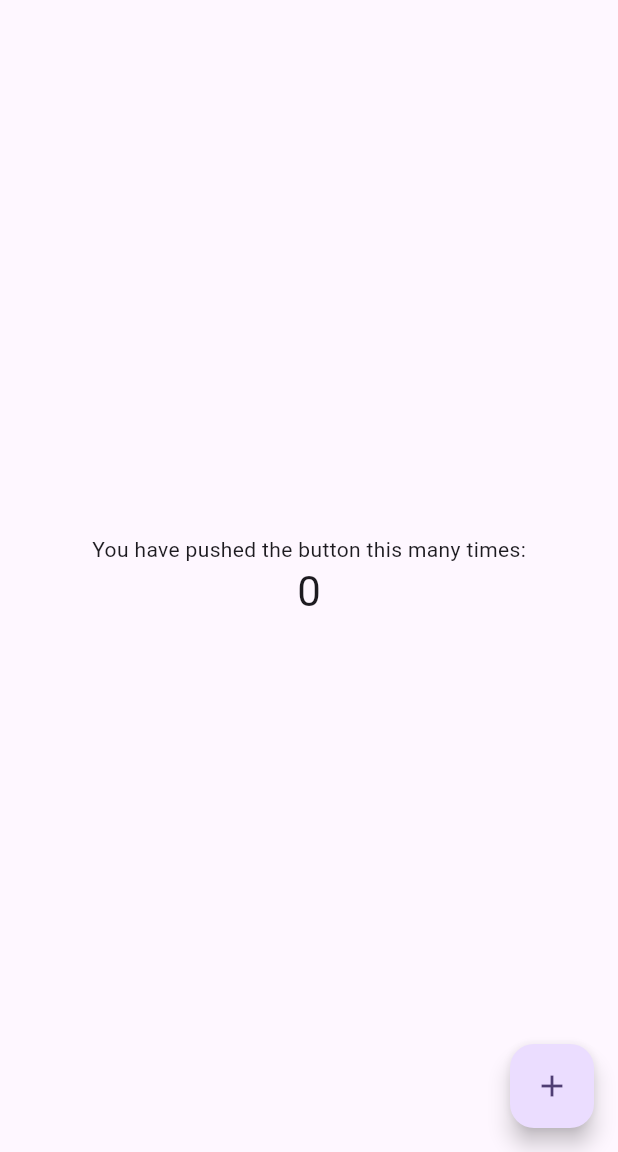
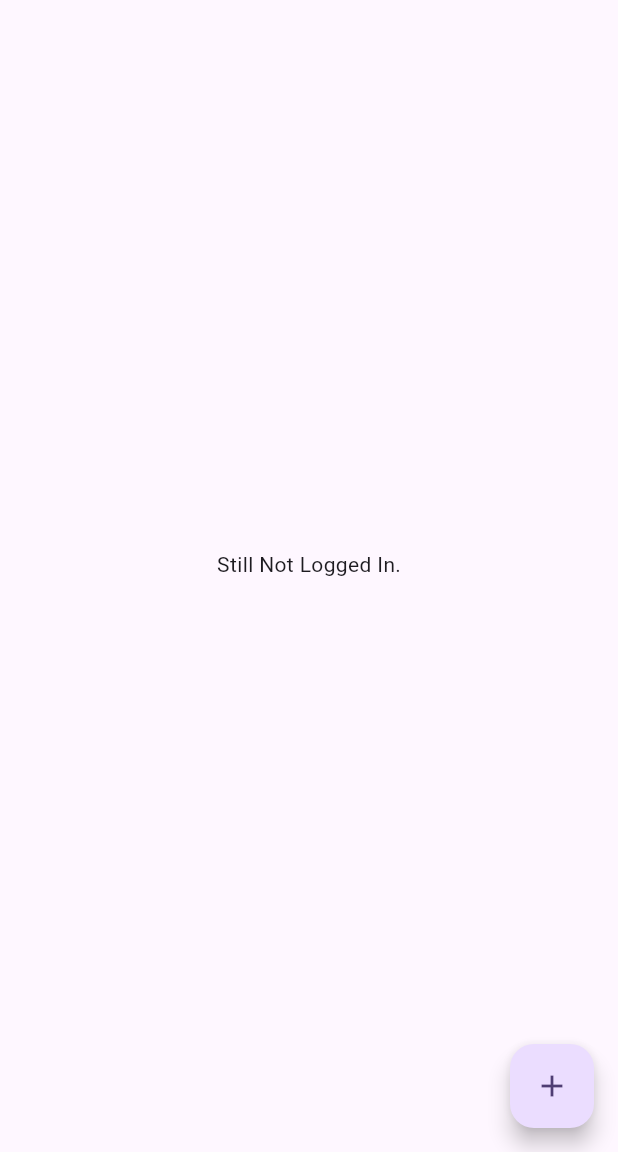
Before and after one commit to DevThurain/Custom-Space, a Flutter app: the screen it shows after launch, after a tap on the "add" icon, on a phone screen of 412 x 824 dp, the part 84-1236 px from its top. Run offline on Flutter 3.47's test engine with Material 3 defaults, Android fonts, the phone set to English and light mode, and no system bars; our stand-ins replace cloud_firestore, firebase_auth, firebase_core, google_sign_in, hooks_riverpod; missing offline and left inert: flutter_facebook_auth; accounts and stored records are empty.

```diff
--- a/lib/main.dart
+++ b/lib/main.dart
@@ -2,14 +2,17 @@ import 'package:firebase_core/firebase_core.dart';
 import 'package:flutter/material.dart';
 import 'package:flutter_facebook_auth/flutter_facebook_auth.dart';
 import 'package:google_sign_in/google_sign_in.dart';
+import 'package:hooks_riverpod/hooks_riverpod.dart';
 import 'package:photo_space/firebase_options.dart';
+import 'package:photo_space/state/auth/providers/auth_state_provider.dart';
+import 'package:photo_space/state/auth/providers/is_logged_in_provider.dart';
 
 void main() async {
   WidgetsFlutterBinding.ensureInitialized();
   await Firebase.initializeApp(
     options: DefaultFirebaseOptions.currentPlatform,
   );
-  runApp(const MyApp());
+  runApp(ProviderScope(child: MyApp()));
 }
 
 class MyApp extends StatelessWidget {
@@ -28,17 +31,10 @@ class MyApp extends StatelessWidget {
   }
 }
 
-class MyHomePage extends StatefulWidget {
+class MyHomePage extends ConsumerWidget {
   const MyHomePage({super.key, required this.title});
 
   final String title;
-
-  @override
-  State<MyHomePage> createState() => _MyHomePageState();
-}
-
-class _MyHomePageState extends State<MyHomePage> {
-  int _counter = 0;
 
   void _loginFB() async {
     final LoginResult result = await FacebookAuth.instance.login(permissions: ['email']);
@@ -71,28 +67,39 @@ class _MyHomePageState extends State<MyHomePage> {
   }
 
   @override
-  Widget build(BuildContext context) {
+  Widget build(BuildContext context, WidgetRef ref) {
     return Scaffold(
       appBar: AppBar(
         backgroundColor: Theme.of(context).colorScheme.inversePrimary,
-        title: Text(widget.title),
+        title: Text(title),
       ),
       body: Center(
         child: Column(
           mainAxisAlignment: MainAxisAlignment.center,
           children: <Widget>[
-            const Text(
-              'You have pushed the button this many times:',
-            ),
-            Text(
-              '$_counter',
-              style: Theme.of(context).textTheme.headlineMedium,
-            ),
+            Consumer(builder: (context, ref, child) {
+              var isUserLoggedIn = ref.watch(isLoggedInProvider);
+              return Column(
+                children: [
+                  Text(isUserLoggedIn ? 'Congrat! You are logged in.' : 'Still Not Logged In.'),
+                  const SizedBox(height: 16),
+                  isUserLoggedIn
+                      ? TextButton(
+                          onPressed: () {
+                            ref.watch(authStateProvider.notifier).logOut();
+                          },
+                          child: const Text('Log Out'))
+                      : const SizedBox(),
+                ],
+              );
+            }),
           ],
         ),
       ),
       floatingActionButton: FloatingActionButton(
-        onPressed: _loginGoogle,
+        onPressed: () {
+          ref.read(authStateProvider.notifier).loginWithGoogle();
+        },
         tooltip: 'Increment',
         child: const Icon(Icons.add),
       ), // This trailing comma makes auto-formatting nicer for build methods.
--- a/lib/state/auth/notifiers/auth_state_notifier.dart
+++ b/lib/state/auth/notifiers/auth_state_notifier.dart
@@ -56,4 +56,10 @@ class AuthStateNotifier extends StateNotifier<AuthState> {
       result: result,
     );
   }
+
+  Future<void> logOut() async {
+    state = state.copyWithIsLoading(isLoading: true);
+    await _authenticator.logOut();
+    state = const AuthState.unknown();
+  }
 }
--- /dev/null
+++ b/lib/state/auth/providers/auth_state_provider.dart
@@ -0,0 +1,7 @@
+import 'package:hooks_riverpod/hooks_riverpod.dart';
+import 'package:photo_space/state/auth/models/auth_state.dart';
+import 'package:photo_space/state/auth/notifiers/auth_state_notifier.dart';
+
+var authStateProvider = StateNotifierProvider<AuthStateNotifier, AuthState>(
+  (ref) => AuthStateNotifier(),
+);
--- /dev/null
+++ b/lib/state/auth/providers/is_logged_in_provider.dart
@@ -0,0 +1,8 @@
+import 'package:hooks_riverpod/hooks_riverpod.dart';
+import 'package:photo_space/state/auth/models/auth_result.dart';
+import 'package:photo_space/state/auth/providers/auth_state_provider.dart';
+
+var isLoggedInProvider = Provider<bool>((ref) {
+  var authState = ref.watch(authStateProvider);
+  return authState.result == AuthResult.success;
+});
--- /dev/null
+++ b/lib/state/auth/providers/user_id_provider.dart
@@ -0,0 +1,4 @@
+import 'package:hooks_riverpod/hooks_riverpod.dart';
+import 'package:photo_space/state/auth/providers/auth_state_provider.dart';
+
+var userIdProvider = Provider<String?>((ref) => ref.watch(authStateProvider).userId);
```
